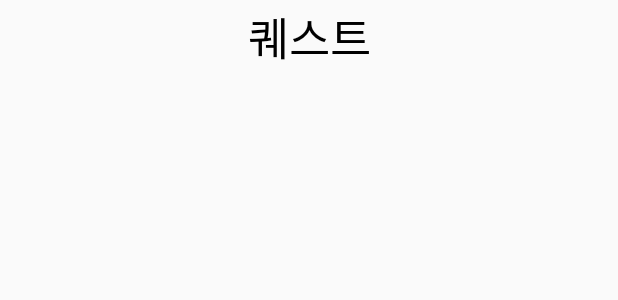
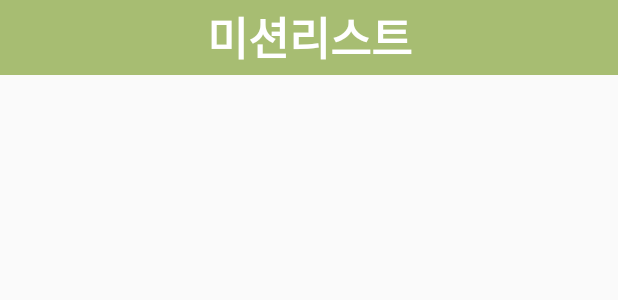
Before and after one commit to noranmuri/CampusTour, an Android app: the layout activity_mission_list.xml on its own in the app's theme, with its tools: preview values and no code run, on a phone screen of 412 x 824 dp. Shown: the top 300 px of the screen. Run offline under Robolectric (Android 15) with nearby library versions, the phone set to English and light mode, and no system bars.

```diff
--- a/app/src/main/java/com/example/campustour/MainActivity.java
+++ b/app/src/main/java/com/example/campustour/MainActivity.java
@@ -55,7 +55,7 @@ public class MainActivity extends AppCompatActivity implements
             @Override
             public void onClick(View view){
                 Intent intent = new Intent(getApplicationContext(), MyPageActivity.class);
-                intent.putExtra("Userid",id.toString());
+                intent.putExtra("Userid", id.toString());
                 startActivity(intent);
             }
         });
--- a/app/src/main/java/com/example/campustour/QuestBtnClickedActivity.java
+++ b/app/src/main/java/com/example/campustour/MissionListActivity.java
@@ -21,7 +21,7 @@ import com.google.firebase.firestore.QuerySnapshot;
 import java.util.ArrayList;
 import java.util.List;
 
-public class QuestBtnClickedActivity extends AppCompatActivity {
+public class MissionListActivity extends AppCompatActivity {
     FirebaseFirestore db = FirebaseFirestore.getInstance();
 
     @Override
--- a/app/src/main/java/com/example/campustour/MyPageActivity.java
+++ b/app/src/main/java/com/example/campustour/MyPageActivity.java
@@ -83,8 +83,8 @@ public class MyPageActivity extends AppCompatActivity {
 
             @Override
             public void onClick(View view){
-                Intent intent = new Intent(getApplicationContext(), QuestBtnClickedActivity.class);
-                intent.putExtra("Userid",userid.toString());
+                Intent intent = new Intent(getApplicationContext(), MissionListActivity.class);
+                intent.putExtra("Userid", userid.toString());
                 startActivity(intent);
             }
         });
--- a/app/src/main/res/layout/activity_login.xml
+++ b/app/src/main/res/layout/activity_login.xml
@@ -56,7 +56,8 @@
                 android:layout_marginRight="10dp"
                 android:layout_marginBottom="10dp"
                 android:hint="PASSWORD"
-                android:textSize="15sp"/>
+                android:inputType="textPassword|numberPassword"
+                android:textSize="15sp" />
         </LinearLayout>
 
         <Button
--- a/app/src/main/res/layout/activity_mission.xml
+++ b/app/src/main/res/layout/activity_mission.xml
@@ -7,7 +7,7 @@
 
     <TextView
         android:layout_width="match_parent"
-        android:layout_height="58dp"
+        android:layout_height="50dp"
         android:background="@color/green_dark"
         android:gravity="center"
         android:text="~미션~"
--- a/app/src/main/res/layout/activity_mission_list.xml
+++ b/app/src/main/res/layout/activity_mission_list.xml
@@ -13,17 +13,17 @@
         android:id="@+id/textView10"
         android:layout_width="match_parent"
         android:layout_height="50sp"
-        android:background="@android:color/transparent"
-        android:text="퀘스트"
+        android:background="@color/green_dark"
+        android:gravity="center"
+        android:text="미션리스트"
+        android:textColor="#FFFFFF"
         android:textSize="30sp"
-        android:textColor="@color/black"
-        android:gravity="center"
-        />
+        android:textStyle="bold"/>
 
     <ListView
         android:id="@+id/questView"
         android:layout_width="match_parent"
-        android:layout_height="646dp" >
+        android:layout_height="match_parent">
 
     </ListView>
 
```
Also changed, not shown: app/src/main/res/layout/activity_signup.xml (+5 -3 lines).
